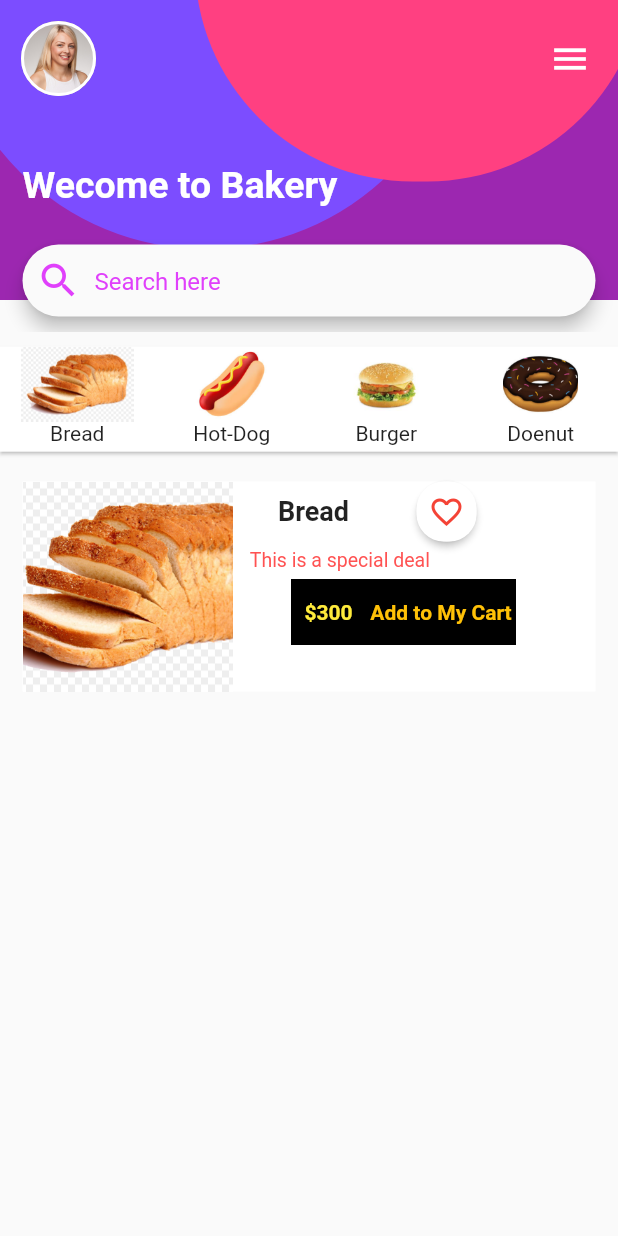
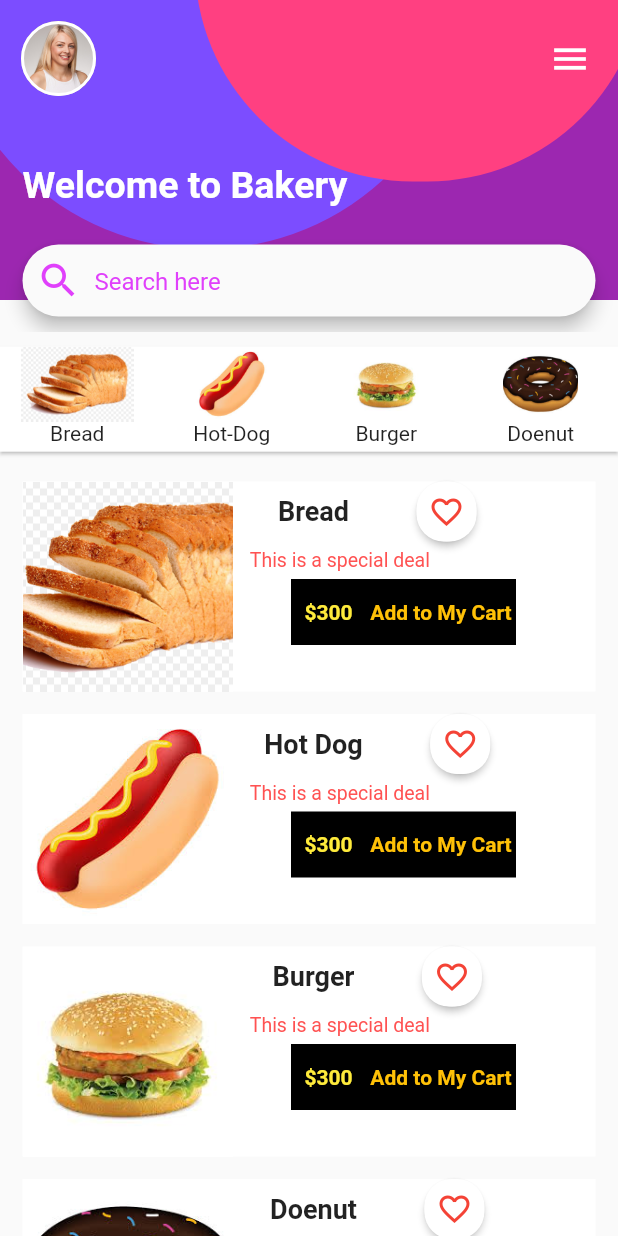
Before and after one commit to KasunDissanayake94/BakeryApp, a Flutter app: the screen it shows after launch, on a phone screen of 412 x 824 dp. Run offline on Flutter 3.47's test engine with Material 2 defaults, Android fonts, the phone set to English and light mode, and no system bars; Roboto replaces fonts that are missing (Quicksnad).

Commit message:
main page changed

```diff
--- a/lib/main.dart
+++ b/lib/main.dart
@@ -13,8 +13,6 @@ class MyApp extends StatelessWidget{
       home: MyHomePage(),
     );
   }
-
-
 }
 
 class MyHomePage extends StatefulWidget{
@@ -111,7 +109,7 @@ class _MyHomePageState extends State<MyHomePage>{
                       Padding(
                         padding: EdgeInsets.only(left: 15.0),
                         child: Text(
-                          'Wecome to Bakery',
+                          'Welcome to Bakery',
                           style: TextStyle(
                             fontSize: 25.0,
                             fontWeight: FontWeight.bold,
@@ -251,7 +249,10 @@ class _MyHomePageState extends State<MyHomePage>{
               ),
             ],
           ),
-          specialItemCard('Bread', 'images/breadfull.jpg',false)
+          specialItemCard('Bread', 'images/breadfull.jpg',false),
+          specialItemCard('Hot Dog', 'images/hotdog.jpeg',false),
+          specialItemCard('Burger', 'images/burger.jpeg',false),
+          specialItemCard('Doenut', 'images/donut.jpeg',false),
         ],
       ),
     );
```
